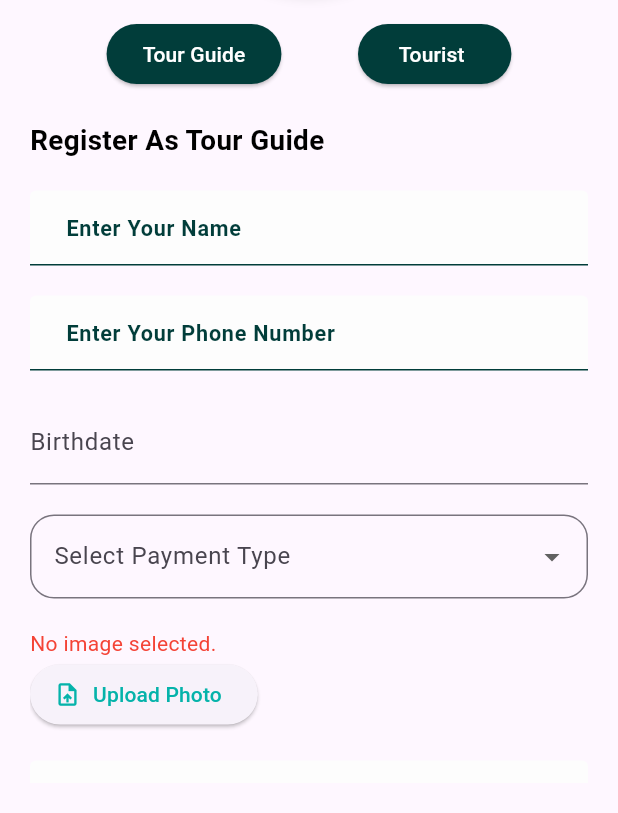
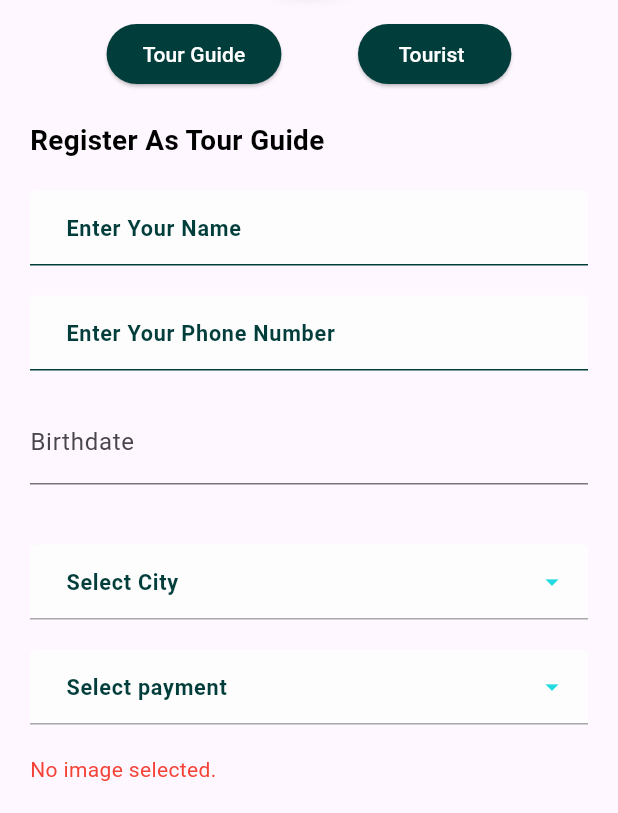
Before and after one commit to omniasalem2002/egypt_travel, a Flutter app: the HomeScreen screen opened directly, after a tap on "Tour Guide Registration", on a phone screen of 412 x 824 dp, the part 423-1236 px from its top. Run offline on Flutter 3.47's test engine with Material 3 defaults, Android fonts, the phone set to English and light mode, and no system bars; our stand-ins replace carousel_slider, cloud_firestore, firebase_core, firebase_storage, flutter_bloc, flutter_rating_bar and 3 more; accounts and stored records are empty; Roboto replaces fonts that are missing (Montserrat).

Commit message:
link tour guide registration with firebase store and store data

```diff
--- a/lib/Screens/login_view.dart
+++ b/lib/Screens/login_view.dart
@@ -1,10 +1,15 @@
 import 'dart:io';
 
 import 'package:flutter/material.dart';
+import 'package:flutter_bloc/flutter_bloc.dart';
 import 'package:guru/core/component/custom_text_form_field.dart';
+import 'package:guru/core/component/show_list_cities_dialog.dart';
+import 'package:guru/core/component/show_list_payment_dialog.dart';
 import 'package:guru/core/utils/colors_app.dart';
 import 'package:guru/core/utils/custom_text_button.dart';
 import 'package:guru/core/utils/styles.dart';
+import 'package:guru/logic/tour_guide/add_tour_guide/add_tour_guide_cubit.dart';
+import 'package:guru/logic/tour_guide/add_tour_guide/add_tour_guide_state.dart';
 import 'package:image_picker/image_picker.dart';
 
 class LoginView extends StatefulWidget {
@@ -16,21 +21,23 @@ class LoginView extends StatefulWidget {
 
 class _LoginViewState extends State<LoginView> {
   String? _selectedUserType;
-  final _birthdateController = TextEditingController();
   DateTime? _selectedDate;
   String? _selectedPaymentType;
-  File? _image;
-  final List<String> _paymentTypes = ['Credit Card', 'PayPal', 'Bank Transfer'];
+
+
+  String? _selectedCity;
+
 
   final ImagePicker _picker = ImagePicker();
   // Function to handle image selection
+  //File? _image;
   Future<void> _pickImage() async {
     final XFile? pickedFile =
         await _picker.pickImage(source: ImageSource.gallery);
 
     if (pickedFile != null) {
       setState(() {
-        _image = File(pickedFile.path);
+        context.read<TourGuideCubit>().image = File(pickedFile.path);
       });
     }
   }
@@ -47,13 +54,14 @@ class _LoginViewState extends State<LoginView> {
       }
       setState(() {
         _selectedDate = pickedDate;
-        _birthdateController.text = '${pickedDate.toLocal()}'.split(' ')[0];
+        context.read<TourGuideCubit>().birthDateController.text = '${pickedDate.toLocal()}'.split(' ')[0];
       });
     });
   }
 
   @override
   Widget build(BuildContext context) {
+    Size size = MediaQuery.of(context).size;
     return SafeArea(
       child: Scaffold(
           appBar: AppBar(
@@ -147,29 +155,68 @@ class _LoginViewState extends State<LoginView> {
                     ),
                     if (_selectedUserType == 'Tour Guide' ||
                         _selectedUserType == null)
-                      Form(
-                        //formKey
+          BlocListener<TourGuideCubit, TourGuideState>(
+      listener: (context, state) {
+        if (state is TourGuideLoading) {
+          // Show a loading indicator
+          showDialog(
+            context: context,
+            barrierDismissible: false,
+            builder: (BuildContext context) {
+              return Dialog(
+                child: Container(
+                  padding: EdgeInsets.all(20),
+                  child: Row(
+                    mainAxisSize: MainAxisSize.min,
+                    children: [
+                      CircularProgressIndicator(),
+                      SizedBox(width: 20),
+                      Text("Submitting..."),
+                    ],
+                  ),
+                ),
+              );
+            },
+          );
+        } else if (state is TourGuideSuccess) {
+          // Dismiss the loading indicator
+          Navigator.of(context).pop();
+
+          // Show a success message
+          ScaffoldMessenger.of(context).showSnackBar(
+            SnackBar(content: Text('Form submitted successfully!')),
+          );
+        } else if (state is TourGuideFailure) {
+          // Dismiss the loading indicator
+          Navigator.of(context).pop();
+
+          // Show an error message
+          ScaffoldMessenger.of(context).showSnackBar(
+            SnackBar(content: Text(state.error)),
+          );
+        }
+      },
+      child: Form(
+        key: context.read<TourGuideCubit>().formKey,
         child: Column(
           mainAxisAlignment: MainAxisAlignment.start,
           crossAxisAlignment: CrossAxisAlignment.start,
           children: [
             const SizedBox(height: 20),
             Container(
-                              width: double
-                                  .infinity, // This makes the container take up the full width
+              width: double.infinity,
               child: Align(
-                                alignment: Alignment
-                                    .centerLeft, // Align the text to the start of the container
+                alignment: Alignment.centerLeft,
                 child: Text(
                   "Register As Tour Guide",
                   style: Styles.font18LightGreyBold(context),
-                                  textAlign: TextAlign
-                                      .left, // Align text inside the Text widget to the left
+                  textAlign: TextAlign.left,
                 ),
               ),
             ),
             const SizedBox(height: 20),
             CustomTextFormField(
+              controller: context.read<TourGuideCubit>().tourGuideNameController,
               hintText: "Enter Your Name",
               validator: (value) {
                 if (value == null || value.isEmpty) {
@@ -183,13 +230,13 @@ class _LoginViewState extends State<LoginView> {
             ),
             const SizedBox(height: 20),
             CustomTextFormField(
+              controller: context.read<TourGuideCubit>().tourGuidePhoneNumberController,
               hintText: "Enter Your Phone Number",
               validator: (value) {
                 if (value == null || value.isEmpty) {
                   return 'Please enter your phone number';
                 }
                 if (value.length != 10) {
-                                  // Adjust length as per your requirement
                   return 'Phone number must be exactly 10 digits';
                 }
                 if (!RegExp(r'^[0-9]+$').hasMatch(value)) {
@@ -200,26 +247,24 @@ class _LoginViewState extends State<LoginView> {
             ),
             const SizedBox(height: 20),
             TextFormField(
+              onTap: _presentDatePicker,
+              controller: context.read<TourGuideCubit>().birthDateController,
               decoration: const InputDecoration(
                 labelText: 'Birthdate',
                 fillColor: ColorsApp.primaryColor,
               ),
-                              controller: _birthdateController,
-                              onTap: _presentDatePicker,
               readOnly: true,
             ),
             const SizedBox(height: 20),
-                            DropdownButtonFormField<String>(
-                              value: _selectedPaymentType,
-                              decoration: InputDecoration(
-                                fillColor: ColorsApp.darkPrimary,
+        /*    DropdownButtonFormField<String>(
+              value: context.read<TourGuideCubit>().selectedPaymentController.text,
+              decoration: const InputDecoration(
+                filled: true,
+                fillColor: ColorsApp.moreLightGrey,
                 labelText: 'Select Payment Type',
-                                border: OutlineInputBorder(
-                                  borderSide: const BorderSide(
-                                    color: ColorsApp.darkPrimary,
-                                    width: 1.3,
-                                  ),
-                                  borderRadius: BorderRadius.circular(16.0),
+                enabledBorder: UnderlineInputBorder(
+                  borderSide: BorderSide(color: ColorsApp.darkPrimary, width: 1.3),
+                  borderRadius: BorderRadius.vertical(bottom: Radius.circular(0.0)),
                 ),
               ),
               items: _paymentTypes.map((String type) {
@@ -233,33 +278,106 @@ class _LoginViewState extends State<LoginView> {
                   _selectedPaymentType = value;
                 });
               },
+            ),*/
+            const SizedBox(height: 20),
+           /* DropdownButtonFormField<String>(
+              value: context.read<TourGuideCubit>().selectedCityController.text,
+              decoration: const InputDecoration(
+                filled: true,
+                fillColor: ColorsApp.moreLightGrey,
+                labelText: 'Select city Type',
+                hintStyle: TextStyle(color: ColorsApp.darkPrimary),
+                enabledBorder: UnderlineInputBorder(
+                  borderSide: BorderSide(color: ColorsApp.darkPrimary, width: 1.3),
+                  borderRadius: BorderRadius.vertical(bottom: Radius.circular(0.0)),
                 ),
+              ),
+              items: _cities.map((String type) {
+                return DropdownMenuItem(
+                  value: type,
+                  child: Text(type),
+                );
+              }).toList(),
+              onChanged: (value) {
+                setState(() {
+                  // Check if the value is non-null before assigning
+                  if (value != null) {
+                    context.read<TourGuideCubit>().selectedCityController.text = value;
+                  }
+                });
+              },
+            ),*/
+            CustomTextFormField(
+              controller: context.read<TourGuideCubit>().selectedCityController,
+              hintText: 'Select City',
+              isEnabled: false,
+              enabledBorder: OutlineInputBorder(
+                borderSide: const BorderSide(
+                  color: ColorsApp.primaryColor,
+                  width: 1.3,
+                ),
+                borderRadius: BorderRadius.circular(16.0),
+              ),
+              suffixIcon: const Icon(
+                Icons.arrow_drop_down,
+                size: 20,
+                color: ColorsApp.primaryColor,
+              ),
+              function: () {
+                showListCityDialog(context, size);
+              },
+              validator: (value) {
+                if (value == null || value.isEmpty) {
+                  return 'Please select City';
+                }
+              },
+            ),
+
             const SizedBox(height: 20),
-                            _image != null
-                                ? Image.file(_image!)
-                                : Text('No image selected.',
-                                    style: TextStyle(color: Colors.red)),
+
+
+            CustomTextFormField(
+              controller: context.read<TourGuideCubit>().selectedPaymentController,
+              hintText: 'Select payment',
+              isEnabled: false,
+              enabledBorder: OutlineInputBorder(
+                borderSide: const BorderSide(
+                  color: ColorsApp.primaryColor,
+                  width: 1.3,
+                ),
+                borderRadius: BorderRadius.circular(16.0),
+              ),
+              suffixIcon: const Icon(
+                Icons.arrow_drop_down,
+                size: 20,
+                color: ColorsApp.primaryColor,
+              ),
+              function: () {
+                showListPaymentDialog(context, size);
+              },
+              validator: (value) {
+                if (value == null || value.isEmpty) {
+                  return 'Please select a type of payment you want';
+                }
+              },
+            ),
+
+            const SizedBox(height: 20),
+            context.read<TourGuideCubit>().image != null ? Image.file( context.read<TourGuideCubit>().image!) : Text('No image selected.',style: TextStyle(color: Colors.red)),
             ElevatedButton.icon(
-                              icon: const Icon(
-                                Icons.upload_file,
-                                color: ColorsApp.semiPrimaryColor,
-                              ),
-                              label: const Text(
-                                'Upload Photo',
-                                style: TextStyle(
-                                    color: ColorsApp.semiPrimaryColor),
-                              ),
+              icon: const Icon(Icons.upload_file,color: ColorsApp.darkPrimary,),
+              label: const Text('Upload Photo',style: TextStyle(color: ColorsApp.darkPrimary),),
               onPressed: _pickImage,
             ),
             const SizedBox(height: 20),
             CustomTextFormField(
+              controller: context.read<TourGuideCubit>().emailController,
               hintText: "Enter Your Email",
               validator: (value) {
                 if (value == null || value.isEmpty) {
                   return 'Please enter your email';
                 }
-                                if (!RegExp(r'^[^@]+@[^@]+\.[^@]+')
-                                    .hasMatch(value)) {
+                if (!RegExp(r'^[^@]+@[^@]+\.[^@]+').hasMatch(value)) {
                   return 'Please enter a valid email address';
                 }
                 return null;
@@ -267,27 +385,13 @@ class _LoginViewState extends State<LoginView> {
             ),
             const SizedBox(height: 20),
             CustomTextFormField(
-                              hintText: "Enter Your City",
-                              validator: (value) {
-                                if (value == null || value.isEmpty) {
-                                  return 'Please enter your city';
-                                }
-                                if (value.length < 3) {
-                                  return 'City must be at least 3 characters long';
-                                }
-                                return null;
-                              },
-                            ),
-                            const SizedBox(height: 20),
-                            CustomTextFormField(
+              controller: context.read<TourGuideCubit>().personalWebsiteController,
               hintText: "Enter Your Personal Website",
               validator: (value) {
                 if (value == null || value.isEmpty) {
                   return 'Please enter your personal website';
                 }
-                                // Simple URL validation
-                                final urlPattern =
-                                    r'^(http[s]?:\/\/)?([^\s(["<,>]*\.)*[^\s[",><]*\.[^\s[",><]*$';
+                final urlPattern = r'^(http[s]?:\/\/)?([^\s(["<,>]*\.)*[^\s[",><]*\.[^\s[",><]*$';
                 final urlRegExp = RegExp(urlPattern);
                 if (!urlRegExp.hasMatch(value)) {
                   return 'Please enter a valid URL';
@@ -297,6 +401,7 @@ class _LoginViewState extends State<LoginView> {
             ),
             const SizedBox(height: 20),
             CustomTextFormField(
+              controller: context.read<TourGuideCubit>().professionalSummaryController,
               hintText: "Enter Your Professional Summary",
               validator: (value) {
                 if (value == null || value.isEmpty) {
@@ -308,6 +413,7 @@ class _LoginViewState extends State<LoginView> {
             ),
             const SizedBox(height: 20),
             CustomTextFormField(
+              controller: context.read<TourGuideCubit>().workExperiencesController,
               hintText: "Enter Your Work Experience",
               validator: (value) {
                 if (value == null || value.isEmpty) {
@@ -322,15 +428,17 @@ class _LoginViewState extends State<LoginView> {
               padding: const EdgeInsets.all(3),
               child: AppTextButton(
                 buttonText: 'Create',
-                                textStyle:
-                                    Styles.font14LightGreyRegular(context),
+                textStyle: Styles.font14LightGreyRegular(context),
                 backgroundColor: ColorsApp.darkPrimary,
                 onPressed: () {
-                                  //validateThenDoAddDepartment(context);
+                  if (context.read<TourGuideCubit>().formKey.currentState?.validate() ?? false) {
+                    context.read<TourGuideCubit>().addTourGuide();
+                  }
                 },
               ),
             ),
           ],
+        ),
       ),
       ),
                     if (_selectedUserType == " Tourist  ")
--- /dev/null
+++ b/lib/data/models/tour_guide/TourGuideModel.dart
@@ -0,0 +1,57 @@
+import 'dart:io';
+
+class TourGuideRequestBody {
+  final String name;
+  final String phoneNumber;
+  final String birthDate;
+  final String selectedPayment;
+  final String selectedCity;
+  final String image;
+  final String email;
+  final String personalWebsite;
+  final String professionalSummary;
+  final String workExperiences;
+
+  TourGuideRequestBody({
+    required this.name,
+    required this.phoneNumber,
+    required this.birthDate,
+   required this.selectedPayment,
+    required this.selectedCity,
+    required this.image,
+    required this.email,
+    required this.personalWebsite,
+    required this.professionalSummary,
+    required this.workExperiences,
+  });
+
+  factory TourGuideRequestBody.fromJson(Map<String, dynamic> json) {
+    return TourGuideRequestBody(
+      name: json['name'],
+      phoneNumber: json['phoneNumber'],
+      birthDate: json['birthDate'],
+      selectedPayment: json['selectedPayment'],
+      selectedCity: json['selectedCity'],
+      image: json['image'],
+      email: json['email'],
+      personalWebsite: json['personalWebsite'],
+      professionalSummary: json['professionalSummary'],
+      workExperiences: json['workExperiences'],
+    );
+  }
+
+  Map<String, dynamic> toJson() {
+    return {
+      'name': name,
+      'phoneNumber': phoneNumber,
+      'birthDate': birthDate,
+      'selectedPayment': selectedPayment,
+      'selectedCity': selectedCity,
+      'image': image,
+      'email': email,
+      'personalWebsite': personalWebsite,
+      'professionalSummary': professionalSummary,
+      'workExperiences': workExperiences,
+    };
+  }
+}
--- /dev/null
+++ b/lib/data/repos/fire_store_services.dart
@@ -0,0 +1,17 @@
+import 'package:cloud_firestore/cloud_firestore.dart';
+import 'package:guru/data/models/tour_guide/TourGuideModel.dart';
+
+class FireStoreServices {
+  final FirebaseFirestore _firestore = FirebaseFirestore.instance;
+  final String _collectionName = 'tour_guides'; // Name of the Firestore collection
+
+  Future<void> addTourGuide(TourGuideRequestBody tourGuide) async {
+    try {
+      await _firestore.collection(_collectionName).add(tourGuide.toJson());
+    } catch (e) {
+      throw Exception('Failed to add tour guide: $e');
+    }
+  }
+
+// Add more methods for updating, deleting, and fetching tour guides as needed
+}
--- /dev/null
+++ b/lib/logic/tour_guide/add_tour_guide/add_tour_guide_cubit.dart
@@ -0,0 +1,74 @@
+import 'dart:io';
+import 'package:firebase_storage/firebase_storage.dart';
+import 'package:path/path.dart' as path;
+import 'package:firebase_storage/firebase_storage.dart';
+import 'package:flutter/cupertino.dart';
+import 'package:flutter_bloc/flutter_bloc.dart';
+import 'package:guru/data/models/tour_guide/TourGuideModel.dart';
+import 'package:guru/data/repos/fire_store_services.dart';
+import 'package:guru/logic/tour_guide/add_tour_guide/add_tour_guide_state.dart';
+
+class TourGuideCubit extends Cubit<TourGuideState> {
+  final FireStoreServices _fireStoreService;
+
+  TourGuideCubit(this._fireStoreService) :super(TourGuideInitial());
+
+  TextEditingController tourGuideNameController = TextEditingController();
+  TextEditingController tourGuidePhoneNumberController = TextEditingController();
+  TextEditingController birthDateController = TextEditingController();
+  TextEditingController selectedPaymentController = TextEditingController();
+  TextEditingController selectedCityController = TextEditingController();
+  File? image ;
+  TextEditingController emailController = TextEditingController();
+  TextEditingController personalWebsiteController = TextEditingController();
+  TextEditingController professionalSummaryController = TextEditingController();
+  TextEditingController workExperiencesController = TextEditingController();
+
+
+
+  final GlobalKey<FormState> formKey = GlobalKey<FormState>();
+
+  void addTourGuide() async {
+    emit(TourGuideLoading());
+
+   try{
+     String? imageurl =await _uploadImage(image);
+
+     final response = await _fireStoreService.addTourGuide(TourGuideRequestBody(name:
+     tourGuideNameController.text,
+         phoneNumber: tourGuidePhoneNumberController.text, birthDate: birthDateController.text
+         , selectedPayment: selectedPaymentController.text
+         , selectedCity: selectedCityController.text, image: imageurl!,
+         email: emailController.text, personalWebsite:
+         personalWebsiteController.text, professionalSummary: professionalSummaryController.text,
+         workExperiences: workExperiencesController.text)
+     );
+     emit(TourGuideSuccess());
+         }
+      catch(e) {
+        emit(TourGuideFailure(error: e.toString()));
+      }}
+
+  Future<String?> _uploadImage(File? image) async {
+    if (image == null) {
+      print('No image selected.');
+      return null;
+    }
+
+    String fileName = path.basename(image.path);
+    Reference storageReference =
+    FirebaseStorage.instance.ref().child('images/$fileName');
+    UploadTask uploadTask = storageReference.putFile(image);
+
+    try {
+      await uploadTask;
+      print('Image uploaded to Firebase Storage');
+
+      // Return the download URL of the uploaded image
+      String downloadURL = await storageReference.getDownloadURL();
+      return downloadURL;
+    } catch (e) {
+      print('Upload failed: $e');
+      return null;
+    }
+  }}
--- /dev/null
+++ b/lib/logic/tour_guide/add_tour_guide/add_tour_guide_state.dart
@@ -0,0 +1,18 @@
+
+import 'package:guru/data/models/tour_guide/AddTourGuideResponse.dart';
+
+abstract class TourGuideState {}
+
+class TourGuideInitial extends TourGuideState {}
+
+class TourGuideLoading extends TourGuideState {}
+
+class TourGuideSuccess extends TourGuideState {
+
+}
+
+class TourGuideFailure extends TourGuideState {
+  final String error;
+
+  TourGuideFailure({required this.error});
+}
```
Also changed, not shown: lib/core/component/show_list_cities_dialog.dart (added, +94 -0 lines), lib/core/component/show_list_payment_dialog.dart (added, +84 -0 lines), lib/data/models/tour_guide/AddTourGuideResponse.dart (added, +23 -0 lines), lib/main.dart (+16 -3 lines). Lines whose indentation alone changed are shown as unchanged.
